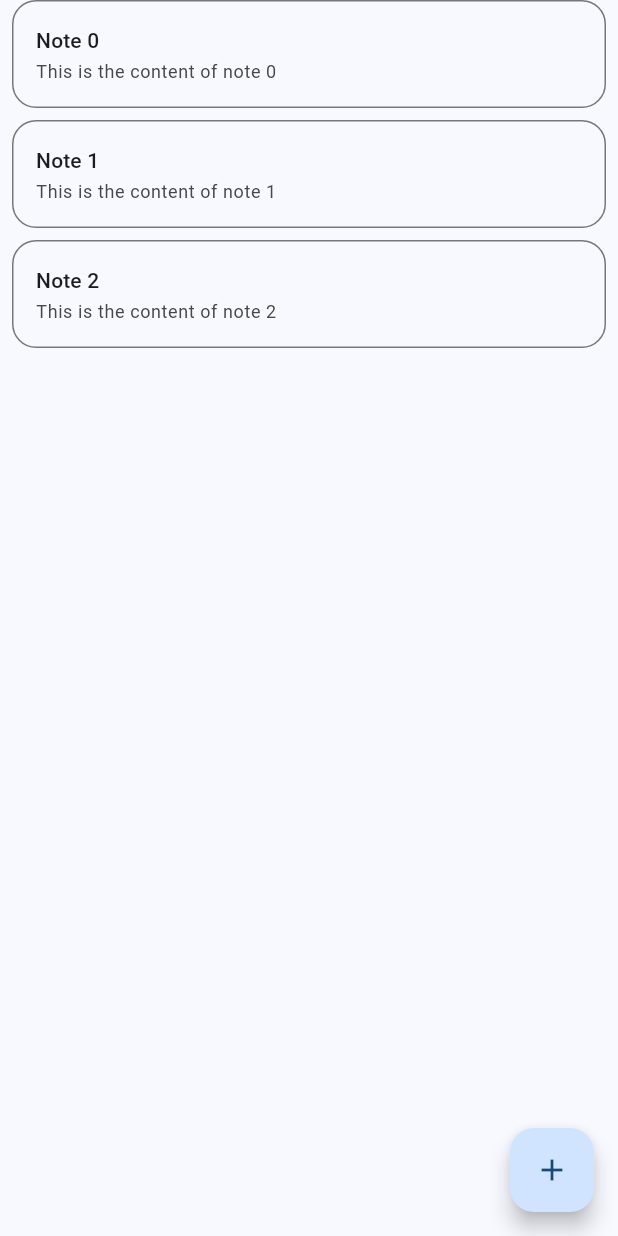
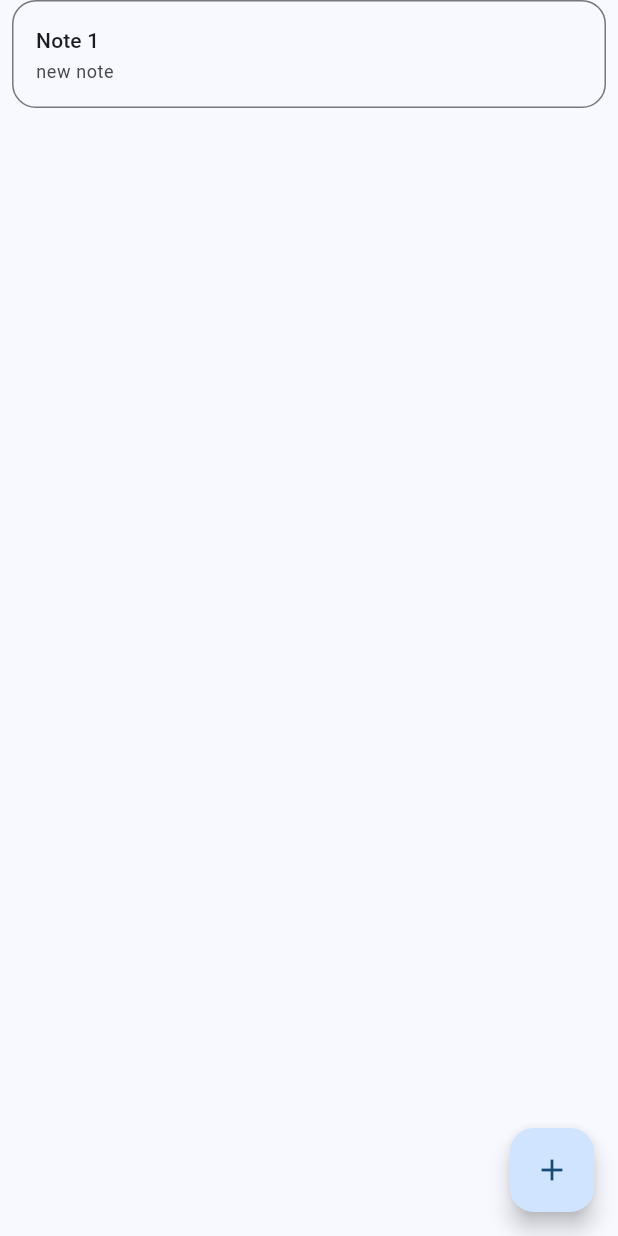
Before and after one commit to bmin-mit/Floating-Notes, a Flutter app: the screen it shows after launch, after a tap on the "add" icon, on a phone screen of 412 x 824 dp. Run offline on Flutter 3.47's test engine with Material 3 defaults, Android fonts, the phone set to English and light mode, and no system bars; our stand-ins replace bloc, flutter_bloc.

Commit message:
feat(notes): add notes bloc

```diff
--- /dev/null
+++ b/devtools_options.yaml
@@ -0,0 +1,3 @@
+description: This file stores settings for Dart & Flutter DevTools.
+documentation: https://docs.flutter.dev/tools/devtools/extensions#configure-extension-enablement-states
+extensions:
--- /dev/null
+++ b/lib/bootstrap.dart
@@ -0,0 +1,26 @@
+import 'dart:developer';
+import 'dart:ui';
+
+import 'package:bloc/bloc.dart';
+import 'package:floating_notes/src/app/app.dart';
+import 'package:floating_notes/src/app/app_bloc_observer.dart';
+import 'package:floating_notes/src/resources/notes/notes_repository.dart';
+import 'package:flutter/material.dart';
+
+void bootstrap({required NotesProvider notesProvider}) {
+  WidgetsFlutterBinding.ensureInitialized();
+
+  FlutterError.onError = (details) {
+    log(details.exceptionAsString(), stackTrace: details.stack);
+  };
+
+  PlatformDispatcher.instance.onError = (error, stack) {
+    log(error.toString(), stackTrace: stack);
+    return true;
+  };
+
+  Bloc.observer = AppBlocObserver();
+
+  final notesRepository = NotesRepository(notesProvider: notesProvider);
+  runApp(App(notesRepository: notesRepository));
+}
--- a/lib/main.dart
+++ b/lib/main.dart
@@ -1,32 +1,11 @@
-import 'package:floating_notes/screens/home.dart';
+import 'package:floating_notes/bootstrap.dart';
+import 'package:floating_notes/src/resources/notes/notes_repository.dart';
 import 'package:flutter/material.dart';
 
 void main() {
-  runApp(const MyApp());
+  WidgetsFlutterBinding.ensureInitialized();
+
+  final notesProvider = NotesProvider();
+
+  bootstrap(notesProvider: notesProvider);
 }
-
-class MyApp extends StatelessWidget {
-  const MyApp({super.key});
-
-  @override
-  Widget build(BuildContext context) {
-    return MaterialApp(
-      title: 'Floating Notes',
-      themeMode: ThemeMode.system,
-      // theme: ThemeData.light(),
-      // darkTheme: ThemeData.dark(),
-      theme: ThemeData(
-        colorScheme: ColorScheme.fromSeed(seedColor: Colors.blue),
-        useMaterial3: true,
-      ),
-      darkTheme: ThemeData(
-        colorScheme: ColorScheme.fromSeed(
-          seedColor: Colors.blue,
-          brightness: Brightness.dark,
-        ),
-        useMaterial3: true,
-      ),
-      home: Material(child: HomeScreen()),
-    );
-  }
-}
--- a/lib/screens/home.dart
+++ /dev/null
@@ -1,28 +0,0 @@
-import 'package:flutter/material.dart';
-
-import '../widgets/note_list.dart';
-
-class HomeScreen extends StatelessWidget {
-  const HomeScreen({super.key});
-
-  @override
-  Widget build(BuildContext context) {
-    return Scaffold(
-      body: SafeArea(
-        child: Stack(
-          children: [
-            Column(children: [NoteList()]),
-            Positioned(
-              right: 16,
-              bottom: 16,
-              child: FloatingActionButton(
-                onPressed: () {},
-                child: Icon(Icons.add),
-              ),
-            ),
-          ],
-        ),
-      ),
-    );
-  }
-}
--- /dev/null
+++ b/lib/src/app/app.dart
@@ -0,0 +1,38 @@
+import 'package:floating_notes/src/resources/notes/notes_repository.dart';
+import 'package:floating_notes/src/screens/home.dart';
+import 'package:flutter/material.dart';
+import 'package:flutter_bloc/flutter_bloc.dart';
+
+class App extends StatelessWidget {
+  const App({required this.notesRepository, super.key});
+
+  final NotesRepository notesRepository;
+
+  @override
+  Widget build(BuildContext context) {
+    return RepositoryProvider.value(
+      value: notesRepository,
+      child: MaterialApp(
+        title: 'Floating Notes',
+        themeMode: ThemeMode.system,
+        theme: ThemeData(
+          colorScheme: ColorScheme.fromSeed(seedColor: Colors.blue),
+          useMaterial3: true,
+        ),
+        darkTheme: ThemeData(
+          colorScheme: ColorScheme.fromSeed(
+            seedColor: Colors.blue,
+            brightness: Brightness.dark,
+          ),
+          useMaterial3: true,
+        ),
+        home: Material(
+          child: RepositoryProvider(
+            create: (context) => notesRepository,
+            child: HomeScreen(),
+          ),
+        ),
+      ),
+    );
+  }
+}
--- /dev/null
+++ b/lib/src/app/app_bloc_observer.dart
@@ -0,0 +1,19 @@
+import 'dart:developer';
+
+import 'package:bloc/bloc.dart';
+
+class AppBlocObserver extends BlocObserver {
+  const AppBlocObserver();
+
+  @override
+  void onChange(BlocBase<dynamic> bloc, Change<dynamic> change) {
+    super.onChange(bloc, change);
+    log('onChange(${bloc.runtimeType}, $change)');
+  }
+
+  @override
+  void onError(BlocBase<dynamic> bloc, Object error, StackTrace stackTrace) {
+    log('onError(${bloc.runtimeType}, $error, $stackTrace)');
+    super.onError(bloc, error, stackTrace);
+  }
+}
--- /dev/null
+++ b/lib/src/blocs/notes/notes_bloc.dart
@@ -0,0 +1,28 @@
+import 'package:bloc/bloc.dart';
+import 'package:floating_notes/src/resources/notes/notes_repository.dart';
+import 'package:meta/meta.dart';
+
+import '../../models/note.dart';
+
+part 'notes_event.dart';
+
+part 'notes_state.dart';
+
+class NotesBloc extends Bloc<NotesEvent, NotesState> {
+  final NotesRepository _notesRepository;
+
+  NotesBloc({required NotesRepository noteRepository})
+    : _notesRepository = noteRepository,
+      super(NotesState()) {
+    on<NotesSubscriptionRequested>(_onNotesSubscriptionRequested);
+  }
+
+  void _onNotesSubscriptionRequested(
+    NotesSubscriptionRequested event,
+    Emitter<NotesState> emit,
+  ) {
+    emit(state.copyWith());
+
+    emit(state.copyWith(notes: () => _notesRepository.getNotes()));
+  }
+}
--- /dev/null
+++ b/lib/src/blocs/notes/notes_event.dart
@@ -0,0 +1,6 @@
+part of 'notes_bloc.dart';
+
+@immutable
+sealed class NotesEvent {}
+
+final class NotesSubscriptionRequested extends NotesEvent {}
--- /dev/null
+++ b/lib/src/blocs/notes/notes_state.dart
@@ -0,0 +1,12 @@
+part of 'notes_bloc.dart';
+
+@immutable
+final class NotesState {
+  const NotesState({this.notes = const []});
+
+  final List<Note> notes;
+
+  NotesState copyWith({Function()? notes}) {
+    return NotesState(notes: notes?.call() ?? this.notes);
+  }
+}
--- /dev/null
+++ b/lib/src/models/note.dart
@@ -0,0 +1,19 @@
+class Note {
+  final String title;
+  final String content;
+  final DateTime date;
+
+  Note({required this.title, required this.content, required this.date});
+
+  factory Note.fromJson(Map<String, dynamic> json) {
+    return Note(
+      title: json['title'],
+      content: json['content'],
+      date: DateTime.parse(json['date']),
+    );
+  }
+
+  Map<String, dynamic> toJson() {
+    return {'title': title, 'content': content, 'date': date.toIso8601String()};
+  }
+}
--- /dev/null
+++ b/lib/src/resources/notes/notes_provider.dart
@@ -0,0 +1,7 @@
+part of 'notes_repository.dart';
+
+final class NotesProvider {
+  List<Note> getNotes() {
+    return [Note(title: 'Note 1', content: 'new note', date: DateTime.now())];
+  }
+}
--- /dev/null
+++ b/lib/src/resources/notes/notes_repository.dart
@@ -0,0 +1,14 @@
+import 'package:floating_notes/src/models/note.dart';
+
+part 'notes_provider.dart';
+
+class NotesRepository {
+  final NotesProvider _notesProvider;
+
+  const NotesRepository({required NotesProvider notesProvider})
+    : _notesProvider = notesProvider;
+
+  List<Note> getNotes() {
+    return _notesProvider.getNotes();
+  }
+}
--- /dev/null
+++ b/lib/src/screens/home.dart
@@ -0,0 +1,29 @@
+import 'package:floating_notes/src/blocs/notes/notes_bloc.dart';
+import 'package:floating_notes/src/widgets/note_create_button.dart';
+import 'package:floating_notes/src/widgets/note_list.dart';
+import 'package:flutter/material.dart';
+import 'package:flutter_bloc/flutter_bloc.dart';
+
+class HomeScreen extends StatelessWidget {
+  const HomeScreen({super.key});
+
+  @override
+  Widget build(BuildContext context) {
+    return BlocProvider(
+      create:
+          (context) =>
+              NotesBloc(noteRepository: context.read())
+                ..add(NotesSubscriptionRequested()),
+      child: Scaffold(
+        body: SafeArea(
+          child: Stack(
+            children: [
+              Column(children: [NoteList()]),
+              Positioned(right: 16, bottom: 16, child: NoteCreateButton()),
+            ],
+          ),
+        ),
+      ),
+    );
+  }
+}
--- /dev/null
+++ b/lib/src/widgets/note_create_button.dart
@@ -0,0 +1,10 @@
+import 'package:flutter/material.dart';
+
+class NoteCreateButton extends StatelessWidget {
+  const NoteCreateButton({super.key});
+
+  @override
+  Widget build(BuildContext context) {
+    return FloatingActionButton(onPressed: () {}, child: const Icon(Icons.add));
+  }
+}
--- a/lib/widgets/note_list.dart
+++ b/lib/src/widgets/note_list.dart
@@ -1,4 +1,8 @@
+import 'package:floating_notes/src/models/note.dart';
 import 'package:flutter/material.dart';
+import 'package:flutter_bloc/flutter_bloc.dart';
+
+import '../blocs/notes/notes_bloc.dart';
 
 class NoteList extends StatelessWidget {
   const NoteList({super.key});
@@ -6,14 +10,15 @@ class NoteList extends StatelessWidget {
   @override
   Widget build(BuildContext context) {
     return Expanded(
-      child: ListView.separated(
-        itemCount: 3,
-        padding: EdgeInsets.symmetric(horizontal: 8),
-        separatorBuilder: (context, index) => SizedBox(height: 8),
-        itemBuilder: (context, index) {
-          return NoteTile(
-            title: 'Note $index',
-            content: 'This is the content of note $index',
+      child: BlocBuilder<NotesBloc, NotesState>(
+        builder: (context, state) {
+          return ListView.separated(
+            itemCount: state.notes.length,
+            padding: EdgeInsets.symmetric(horizontal: 8),
+            separatorBuilder: (context, index) => SizedBox(height: 8),
+            itemBuilder: (context, index) {
+              return NoteTile(note: state.notes[index]);
+            },
           );
         },
       ),
@@ -22,10 +27,9 @@ class NoteList extends StatelessWidget {
 }
 
 class NoteTile extends StatelessWidget {
-  final String title;
-  final String content;
+  final Note note;
 
-  const NoteTile({super.key, required this.title, required this.content});
+  const NoteTile({super.key, required this.note});
 
   @override
   Widget build(BuildContext context) {
@@ -38,9 +42,9 @@ class NoteTile extends StatelessWidget {
         shape: RoundedRectangleBorder(borderRadius: BorderRadius.circular(16)),
       ),
       child: ListTile(
-        title: Text(title, style: theme.textTheme.titleSmall),
+        title: Text(note.title, style: theme.textTheme.titleSmall),
         subtitle: Text(
-          content,
+          note.content,
           style: theme.textTheme.bodySmall?.copyWith(
             color: theme.colorScheme.onSurfaceVariant,
           ),
--- a/pubspec.yaml
+++ b/pubspec.yaml
@@ -34,6 +34,9 @@ dependencies:
   # The following adds the Cupertino Icons font to your application.
   # Use with the CupertinoIcons class for iOS style icons.
   cupertino_icons: ^1.0.8
+  meta: ^1.16.0
+  bloc: ^9.0.0
+  flutter_bloc: ^9.0.0
 
 dev_dependencies:
   flutter_test:
```
Also changed, not shown: lib/services/notes_services.dart (deleted), pubspec.lock, 1 other file.
